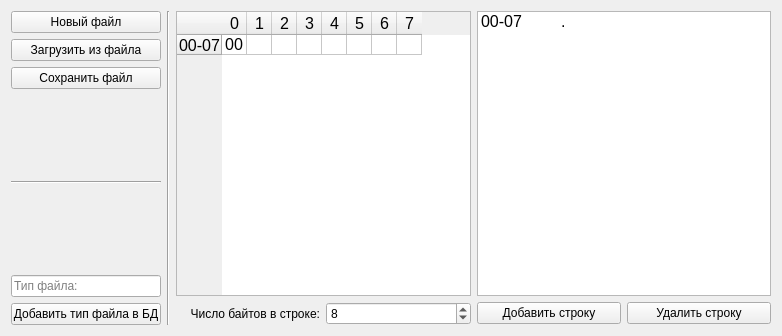
Old version of the form hex.ui in the repository Shadow318193/HEXEditor.
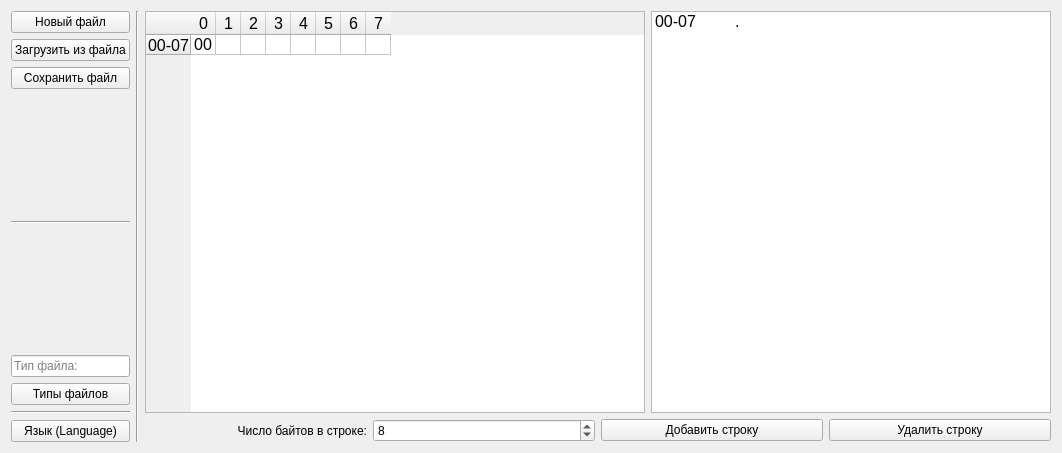
New version of the form.

Commit message:
Language switch (hex.ui button)
Added a button that opens the language form.

```diff
--- a/hex.ui
+++ b/hex.ui
@@ -9,8 +9,8 @@
    <rect>
     <x>0</x>
     <y>0</y>
-    <width>782</width>
-    <height>336</height>
+    <width>1054</width>
+    <height>453</height>
    </rect>
   </property>
   <property name="windowTitle">
@@ -18,12 +18,36 @@
   </property>
   <layout class="QHBoxLayout" name="horizontalLayout">
    <item>
-    <layout class="QVBoxLayout" name="verticalLayout_3">
+    <layout class="QVBoxLayout" name="verticalLayout_3" stretch="0,0,0,0,0,0,0,0,0,0">
+     <property name="spacing">
+      <number>6</number>
+     </property>
+     <property name="sizeConstraint">
+      <enum>QLayout::SetDefaultConstraint</enum>
+     </property>
+     <property name="leftMargin">
+      <number>0</number>
+     </property>
+     <property name="topMargin">
+      <number>0</number>
+     </property>
+     <property name="rightMargin">
+      <number>0</number>
+     </property>
+     <property name="bottomMargin">
+      <number>0</number>
+     </property>
      <item>
       <widget class="QPushButton" name="cleaner">
+       <property name="sizePolicy">
+        <sizepolicy hsizetype="Minimum" vsizetype="Fixed">
+         <horstretch>0</horstretch>
+         <verstretch>0</verstretch>
+        </sizepolicy>
+       </property>
        <property name="maximumSize">
         <size>
-         <width>150</width>
+         <width>16777215</width>
          <height>16777215</height>
         </size>
        </property>
@@ -40,9 +64,15 @@
        <property name="enabled">
         <bool>true</bool>
        </property>
+       <property name="sizePolicy">
+        <sizepolicy hsizetype="Minimum" vsizetype="Fixed">
+         <horstretch>0</horstretch>
+         <verstretch>0</verstretch>
+        </sizepolicy>
+       </property>
        <property name="maximumSize">
         <size>
-         <width>150</width>
+         <width>16777215</width>
          <height>16777215</height>
         </size>
        </property>
@@ -71,9 +101,15 @@
        <property name="enabled">
         <bool>true</bool>
        </property>
+       <property name="sizePolicy">
+        <sizepolicy hsizetype="Minimum" vsizetype="Fixed">
+         <horstretch>0</horstretch>
+         <verstretch>0</verstretch>
+        </sizepolicy>
+       </property>
        <property name="maximumSize">
         <size>
-         <width>150</width>
+         <width>16777215</width>
          <height>16777215</height>
         </size>
        </property>
@@ -101,7 +137,7 @@
       <widget class="QLabel" name="label">
        <property name="maximumSize">
         <size>
-         <width>150</width>
+         <width>16777215</width>
          <height>16777215</height>
         </size>
        </property>
@@ -123,7 +159,7 @@
       <widget class="Line" name="line_2">
        <property name="maximumSize">
         <size>
-         <width>150</width>
+         <width>16777215</width>
          <height>16777215</height>
         </size>
        </property>
@@ -136,7 +172,7 @@
       <widget class="QLabel" name="label_type">
        <property name="maximumSize">
         <size>
-         <width>150</width>
+         <width>16777215</width>
          <height>16777215</height>
         </size>
        </property>
@@ -158,7 +194,7 @@
        </property>
        <property name="maximumSize">
         <size>
-         <width>150</width>
+         <width>16777215</width>
          <height>16777215</height>
         </size>
        </property>
@@ -189,12 +225,29 @@
       <widget class="QPushButton" name="addType">
        <property name="maximumSize">
         <size>
-         <width>150</width>
+         <width>16777215</width>
          <height>16777215</height>
         </size>
        </property>
        <property name="text">
-        <string>Добавить тип файла в БД</string>
+        <string>Типы файлов</string>
+       </property>
+      </widget>
+     </item>
+     <item>
+      <widget class="Line" name="line_3">
+       <property name="orientation">
+        <enum>Qt::Horizontal</enum>
+       </property>
+      </widget>
+     </item>
+     <item>
+      <widget class="QPushButton" name="languages">
+       <property name="cursor">
+        <cursorShape>PointingHandCursor</cursorShape>
+       </property>
+       <property name="text">
+        <string>Язык (Language)</string>
        </property>
       </widget>
      </item>
@@ -215,8 +268,8 @@
         <widget class="QTableWidget" name="tableWidget">
          <property name="minimumSize">
           <size>
-           <width>260</width>
-           <height>233</height>
+           <width>500</width>
+           <height>400</height>
           </size>
          </property>
          <property name="cursor" stdset="0">
@@ -365,6 +418,12 @@
          <property name="enabled">
           <bool>true</bool>
          </property>
+         <property name="minimumSize">
+          <size>
+           <width>400</width>
+           <height>400</height>
+          </size>
+         </property>
          <property name="cursor" stdset="0">
           <cursorShape>ArrowCursor</cursorShape>
          </property>
```
Left out of the diff: 28 changed lines with no effect on the pictures.
